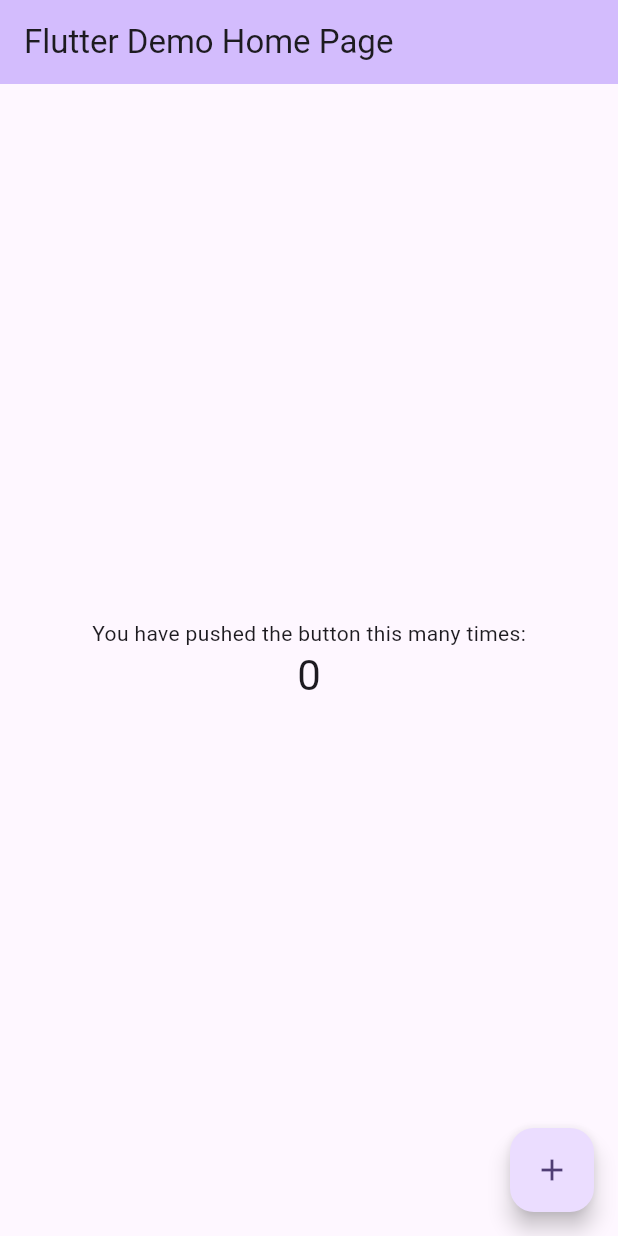
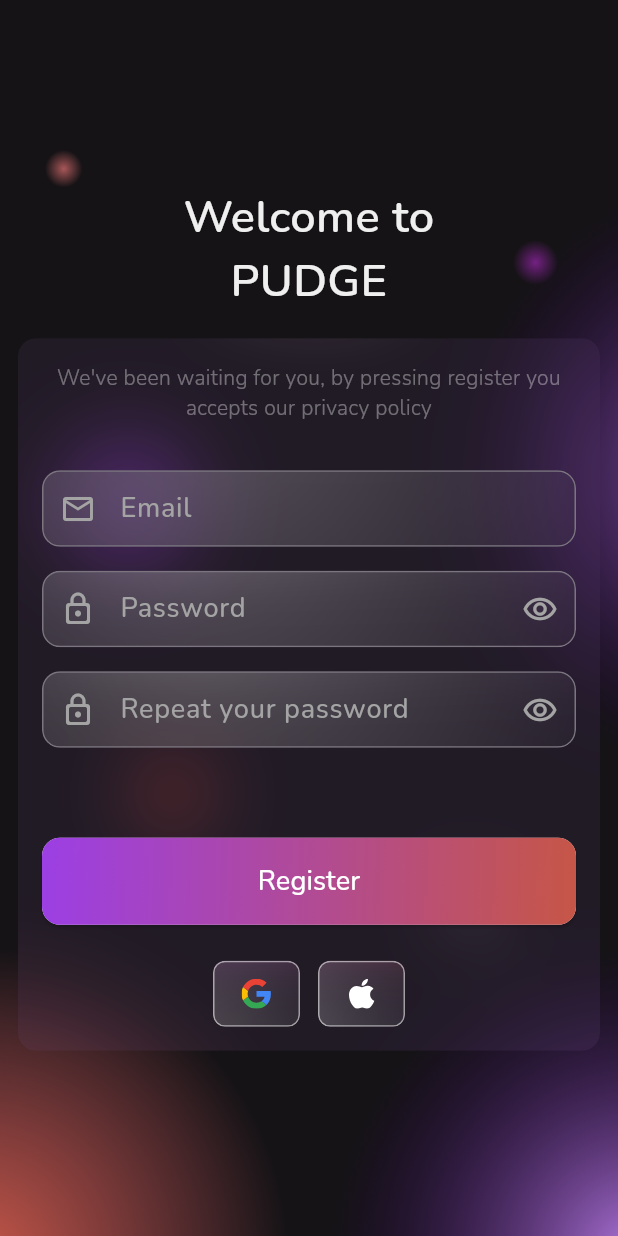
Before and after one commit to Jason1258t/pudge, a Flutter app: the screen it shows after launch, on a phone screen of 412 x 824 dp. Run offline on Flutter 3.47's test engine with Material 3 defaults, Android fonts, the phone set to English and light mode, and no system bars; our stand-ins replace firebase_core, flutter_hooks, flutter_svg, gap, google_fonts; accounts and stored records are empty.

Commit message:
part of ui components, register screen, packages

```diff
--- a/lib/main.dart
+++ b/lib/main.dart
@@ -1,4 +1,7 @@
 import 'package:flutter/material.dart';
+import 'package:google_fonts/google_fonts.dart';
+import 'package:pudge/pages/auth/auth.dart';
+import 'package:pudge/shared/theme/colors.dart';
 
 void main() {
   runApp(const MyApp());
@@ -12,9 +15,12 @@ class MyApp extends StatelessWidget {
     return MaterialApp(
       title: 'Flutter Demo',
       theme: ThemeData(
+        primaryColor: AppColors.primary,
         colorScheme: ColorScheme.fromSeed(seedColor: Colors.deepPurple),
+        textTheme: GoogleFonts.nunitoTextTheme()
       ),
-      home: const MyHomePage(title: 'Flutter Demo Home Page'),
+      home: RegisterScreen(),
+      debugShowCheckedModeBanner: false,
     );
   }
 }
--- /dev/null
+++ b/lib/pages/auth/auth.dart
@@ -0,0 +1 @@
+export 'register/register_screen.dart';
--- /dev/null
+++ b/lib/pages/auth/register/register_screen.dart
@@ -0,0 +1,101 @@
+import 'package:flutter/material.dart';
+import 'package:gap/gap.dart';
+import 'package:pudge/shared/theme/colors.dart';
+import 'package:pudge/shared/ui/background/custom_background.dart';
+import 'package:pudge/shared/ui/buttons/elevated_button.dart';
+import 'package:pudge/shared/ui/buttons/social_button.dart';
+import 'package:pudge/shared/ui/containers/glass_container.dart';
+import 'package:pudge/shared/ui/inputs/outline_text_field.dart';
+import 'package:pudge/shared/ui/inputs/password_field.dart';
+import 'package:pudge/shared/utils/assets.dart';
+
+class RegisterScreen extends StatefulWidget {
+  const RegisterScreen({super.key});
+
+  @override
+  State<RegisterScreen> createState() => _RegisterScreenState();
+}
+
+class _RegisterScreenState extends State<RegisterScreen> {
+  bool passwordObscured = true;
+
+  void togglePassword() => setState(() {
+    passwordObscured = !passwordObscured;
+  });
+
+  @override
+  Widget build(BuildContext context) {
+    return CustomBackground(
+      scaffold: Scaffold(
+        backgroundColor: Colors.transparent,
+        body: Padding(
+          padding: const EdgeInsets.all(12.0),
+          child: Center(
+            child: Column(
+              mainAxisSize: MainAxisSize.min,
+              children: [
+                Text(
+                  'Welcome to\nPUDGE',
+                  textAlign: TextAlign.center,
+                  style: TextStyle(
+                    color: AppColors.onBcg,
+                    fontSize: 30,
+                    fontWeight: FontWeight.w600,
+                  ),
+                ),
+                Gap(16),
+                GlassContainer(
+                  width: double.infinity,
+                  child: Column(
+                    mainAxisSize: MainAxisSize.min,
+                    children: [
+                      Text(
+                        textAlign: TextAlign.center,
+                        'We\'ve been waiting for you, by pressing register you accepts our privacy policy',
+                        style: TextStyle(
+                          fontSize: 14,
+                          color: AppColors.onBcg.withAlpha(100),
+                          fontWeight: FontWeight.w300,
+                        ),
+                      ),
+                      Gap(32),
+                      CustomOutlineTextField(
+                        hintText: 'Email',
+                        keyboardType: TextInputType.emailAddress,
+                        prefixIcon: Icon(
+                          Icons.email_outlined,
+                          color: AppColors.hint,
+                        ),
+                      ),
+                      Gap(16),
+                      PasswordField(),
+                      Gap(16),
+                      PasswordField(hint: 'Repeat your password'),
+                      Gap(60),
+                      CustomElevatedButton(callback: () {}, text: 'Register'),
+                      Gap(24),
+                      Row(
+                        mainAxisAlignment: MainAxisAlignment.center,
+                        children: [
+                          SocialButton(
+                            asset: Assets.icon('google.svg'),
+                            callback: () {},
+                          ),
+                          Gap(12),
+                          SocialButton(
+                            asset: Assets.icon('apple.svg'),
+                            callback: () {},
+                          ),
+                        ],
+                      ),
+                    ],
+                  ),
+                ),
+              ],
+            ),
+          ),
+        ),
+      ),
+    );
+  }
+}
--- /dev/null
+++ b/lib/pages/splash/splash_screen.dart
@@ -0,0 +1,28 @@
+import 'package:flutter/material.dart';
+import 'package:gap/gap.dart';
+import 'package:pudge/shared/theme/colors.dart';
+import 'package:pudge/shared/ui/logo/logo.dart';
+
+class SplashScreen extends StatelessWidget {
+  const SplashScreen({super.key});
+
+  @override
+  Widget build(BuildContext context) {
+    return Scaffold(
+      backgroundColor: AppColors.primary,
+      body: Center(
+        child: Column(
+          mainAxisSize: MainAxisSize.min,
+          children: [
+            AppLogo(),
+            Gap(48),
+            SizedBox(width: 30, height: 30, child: CircularProgressIndicator(
+              color: Colors.white,
+              strokeWidth: 3,
+            )),
+          ],
+        ),
+      ),
+    );
+  }
+}
--- /dev/null
+++ b/lib/shared/theme/colors.dart
@@ -0,0 +1,8 @@
+import 'dart:ui';
+
+abstract class AppColors {
+  static const primary = Color(0xff8117be);
+  static const bcd = Color(0xff151316);
+  static const onBcg = Color(0xffEFEFEF);
+  static const hint = Color(0xffA4A4A4);
+}
--- /dev/null
+++ b/lib/shared/theme/filters.dart
@@ -0,0 +1,5 @@
+import 'dart:ui';
+
+abstract class AppFilters  {
+  static final backdropFilter = ImageFilter.blur(sigmaX: 26, sigmaY: 26);
+}
--- /dev/null
+++ b/lib/shared/theme/gradients.dart
@@ -0,0 +1,9 @@
+import 'package:flutter/cupertino.dart';
+
+abstract class AppGradients {
+  static final inst = LinearGradient(
+    colors: [Color(0xff9C3FE4), Color(0xffC65647)],
+    begin: Alignment(-1, -0.2),
+    end: Alignment(1, 0.2)
+  );
+}
--- /dev/null
+++ b/lib/shared/ui/background/custom_background.dart
@@ -0,0 +1,111 @@
+import 'package:flutter/material.dart';
+import 'package:pudge/shared/theme/colors.dart';
+
+class CustomBackground extends StatefulWidget {
+  const CustomBackground({super.key, required this.scaffold});
+
+  final Scaffold scaffold;
+
+  @override
+  State<CustomBackground> createState() => _CustomBackgroundState();
+}
+
+class _CustomBackgroundState extends State<CustomBackground> {
+  @override
+  void initState() {
+    super.initState();
+  }
+
+  @override
+  Widget build(BuildContext context) {
+    return Container(
+      color: AppColors.bcd,
+      child: Stack(children: [...buildBcdItems(context), widget.scaffold]),
+    );
+  }
+
+  List<Widget> buildBcdItems(BuildContext context) {
+    final size = screenSize(context);
+    return [
+      Positioned(
+        top: size.height * 0.135193133,
+        left: size.width * 0.735,
+        child: ellipse([
+          const Color(0xffB379DF),
+          const Color(0xff360060).withAlpha(0),
+        ], size.width),
+      ),
+      Positioned(
+        left: -size.width * 0.5325,
+        bottom: -size.width * 0.5325,
+        child: ellipse([
+          const Color(0xffC45647),
+          const Color(0xffD25A63).withAlpha(0),
+        ], size.width),
+      ),
+      Positioned(
+        right: -size.width * 0.5325,
+        bottom: -size.width * 0.5325,
+        child: ellipse([
+          const Color(0xffB379DF),
+          const Color(0xff360060).withAlpha(0),
+        ], size.width),
+      ),
+
+      Positioned(
+        top: 270,
+        left: 20,
+        child: ellipse([
+          Colors.deepPurple.withAlpha(180),
+          Colors.purple.withAlpha(0),
+        ], 130),
+      ),
+
+      Positioned(
+        top: 160,
+        right: 40,
+        child: ellipse([
+          Color(0xff9C27B0).withAlpha(180),
+          Color(0xff9C27B0).withAlpha(0),
+        ], 30),
+      ),
+      Positioned(
+        bottom: 260,
+        left: 80,
+        child: ellipse([
+          Color(0xffF44336).withAlpha(140),
+          Color(0xffF44336).withAlpha(0),
+        ], 70),
+      ),
+      Positioned(
+        top: 100,
+        left: 30,
+        child: ellipse([
+          Color(0xffE57373).withAlpha(180),
+          Color(0xffE57373).withAlpha(0),
+        ], 25),
+      ),
+      Positioned(
+        bottom: 200,
+        right: 80,
+        child: ellipse([
+          Color(0xffB39DDB).withAlpha(180),
+          Color(0xffB39DDB).withAlpha(0),
+        ], 35),
+      ),
+    ];
+  }
+
+  Size screenSize(context) => MediaQuery.of(context).size;
+
+  Widget ellipse(List<Color> colors, double size) {
+    return Container(
+      width: size,
+      height: size,
+      decoration: BoxDecoration(
+        borderRadius: BorderRadius.circular(size / 2),
+        gradient: RadialGradient(colors: colors),
+      ),
+    );
+  }
+}
--- /dev/null
+++ b/lib/shared/ui/buttons/elevated_button.dart
@@ -0,0 +1,45 @@
+import 'package:flutter/material.dart';
+import 'package:pudge/shared/theme/gradients.dart';
+
+class CustomElevatedButton extends StatelessWidget {
+  const CustomElevatedButton({
+    super.key,
+    required this.callback,
+    required this.text,
+  });
+
+  final VoidCallback callback;
+  final String text;
+
+  @override
+  Widget build(BuildContext context) {
+    return ElevatedButton(
+      onPressed: callback,
+      style: ElevatedButton.styleFrom(
+        padding: EdgeInsets.zero,
+        shape: RoundedRectangleBorder(borderRadius: BorderRadius.circular(12)),
+      ),
+      child: Container(
+        padding: EdgeInsets.all(12),
+        height: 58,
+        decoration: BoxDecoration(
+          borderRadius: BorderRadius.circular(12),
+          gradient: AppGradients.inst,
+        ),
+        child: Row(
+          mainAxisAlignment: MainAxisAlignment.center,
+          children: [
+            Text(
+              text,
+              style: TextStyle(
+                color: Colors.white,
+                fontSize: 18,
+                fontWeight: FontWeight.w500,
+              ),
+            ),
+          ],
+        ),
+      ),
+    );
+  }
+}
--- /dev/null
+++ b/lib/shared/ui/buttons/social_button.dart
@@ -0,0 +1,39 @@
+import 'package:flutter/material.dart';
+import 'package:flutter_svg/flutter_svg.dart';
+import 'package:pudge/shared/theme/filters.dart';
+
+class SocialButton extends StatelessWidget {
+  const SocialButton({super.key, required this.asset, required this.callback});
+
+  final String asset;
+  final VoidCallback callback;
+
+  @override
+  Widget build(BuildContext context) {
+    return InkWell(
+      onTap: callback,
+      child: ClipRRect(
+        borderRadius: BorderRadius.circular(8),
+        child: BackdropFilter(
+          filter: AppFilters.backdropFilter,
+          child: Container(
+            width: 58,
+            height: 44,
+            decoration: BoxDecoration(
+              gradient: RadialGradient(
+                colors: [Colors.white24, Colors.white.withAlpha(0)],
+                center: Alignment(-2, 2),
+                radius: 3,
+              ),
+              borderRadius: BorderRadius.circular(8),
+              border: Border.fromBorderSide(
+                BorderSide(color: Colors.white54, width: 1),
+              ),
+            ),
+            child: Center(child: SvgPicture.asset(asset, width: 20, height: 20)),
+          ),
+        ),
+      ),
+    );
+  }
+}
--- /dev/null
+++ b/lib/shared/ui/containers/glass_container.dart
@@ -0,0 +1,41 @@
+import 'package:flutter/material.dart';
+import 'package:pudge/shared/theme/filters.dart';
+
+class GlassContainer extends StatelessWidget {
+  GlassContainer({
+    super.key,
+    this.borderRadius = 12,
+    EdgeInsets? contentPadding,
+    this.width,
+    this.height,
+    this.child,
+  }) {
+    padding = contentPadding ?? EdgeInsets.all(16);
+  }
+
+  final double borderRadius;
+  late final EdgeInsets? padding;
+  final double? width;
+  final double? height;
+  final Widget? child;
+
+  @override
+  Widget build(BuildContext context) {
+    return ClipRRect(
+      borderRadius: BorderRadius.circular(borderRadius),
+      child: BackdropFilter(
+        filter: AppFilters.backdropFilter,
+        child: Container(
+          width: width,
+          height: height,
+          padding: padding,
+          decoration: BoxDecoration(
+            borderRadius: BorderRadius.circular(borderRadius),
+            color: Color(0xffB379DF).withAlpha(20),
+          ),
+          child: child,
+        ),
+      ),
+    );
+  }
+}
--- /dev/null
+++ b/lib/shared/ui/inputs/outline_text_field.dart
@@ -0,0 +1,65 @@
+import 'package:flutter/material.dart';
+import 'package:pudge/shared/theme/colors.dart';
+import 'package:pudge/shared/theme/filters.dart';
+
+class CustomOutlineTextField extends StatelessWidget {
+  const CustomOutlineTextField({
+    super.key,
+    this.controller,
+    this.hintText,
+    this.keyboardType,
+    this.prefixIcon,
+    this.obscureText = false, this.suffixIcon,
+  });
+
+  final TextEditingController? controller;
+  final String? hintText;
+  final TextInputType? keyboardType;
+  final Widget? prefixIcon;
+  final bool obscureText;
+  final Widget? suffixIcon;
+
+  @override
+  Widget build(BuildContext context) {
+    return ClipRRect(
+      borderRadius: BorderRadius.circular(12),
+      child: BackdropFilter(
+        filter: AppFilters.backdropFilter,
+        child: Container(
+          decoration: BoxDecoration(gradient: _leftTopGradient),
+          child: TextField(
+            controller: controller,
+            style: TextStyle(color: AppColors.onBcg, fontSize: 18),
+            cursorColor: AppColors.onBcg,
+            keyboardType: keyboardType,
+            obscureText: obscureText,
+            decoration: InputDecoration(
+              contentPadding: EdgeInsets.all(12),
+              prefixIcon: prefixIcon,
+              suffixIcon: suffixIcon,
+              hintText: hintText,
+              hintStyle: TextStyle(
+                color: AppColors.hint,
+                fontWeight: FontWeight.w500,
+              ),
+              border: OutlineInputBorder(
+                borderRadius: BorderRadius.circular(12),
+                borderSide: BorderSide(color: Colors.white, width: 1),
+              ),
+              focusedBorder: OutlineInputBorder(
+                borderRadius: BorderRadius.circular(12),
+                borderSide: BorderSide(color: Colors.white, width: 1),
+              ),
+            ),
+          ),
+        ),
+      ),
+    );
+  }
+
+  static final _leftTopGradient = RadialGradient(
+    colors: [Colors.white24, Colors.white.withAlpha(0)],
+    radius: 6,
+    center: Alignment(-0.4, -3),
+  );
+}
--- /dev/null
+++ b/lib/shared/ui/inputs/password_field.dart
@@ -0,0 +1,30 @@
+import 'package:flutter/material.dart';
+import 'package:flutter_hooks/flutter_hooks.dart';
+import 'package:pudge/shared/theme/colors.dart';
+
+import 'outline_text_field.dart';
+
+class PasswordField extends HookWidget {
+  const PasswordField({super.key, this.hint = 'Password', this.controller});
+
+  final String hint;
+  final TextEditingController? controller;
+
+  @override
+  Widget build(BuildContext context) {
+    final passwordObscure = useState(true);
+
+    return CustomOutlineTextField(
+      hintText: hint,
+      controller: controller,
+      keyboardType: TextInputType.visiblePassword,
+      prefixIcon: Icon(Icons.lock_outline_rounded, color: AppColors.hint),
+      obscureText: passwordObscure.value,
+      suffixIcon: IconButton(
+        onPressed: () => passwordObscure.value = !passwordObscure.value,
+        icon: Icon(Icons.remove_red_eye_outlined),
+        color: AppColors.hint,
+      ),
+    );
+  }
+}
--- /dev/null
+++ b/lib/shared/ui/logo/logo.dart
@@ -0,0 +1,27 @@
+import 'package:flutter/material.dart';
+import 'package:pudge/shared/utils/assets.dart';
+
+class AppLogo extends StatelessWidget {
+  const AppLogo({super.key, this.size = 120});
+
+  final double size;
+
+  @override
+  Widget build(BuildContext context) {
+    return Container(
+      width: size,
+      height: size,
+      decoration: BoxDecoration(
+        borderRadius: BorderRadius.circular(8),
+        image: DecorationImage(image: AssetImage(Assets.image('pudge.jpg'))),
+        boxShadow: [
+          BoxShadow(
+            color: Colors.white.withAlpha(150),
+            spreadRadius: 3,
+            blurRadius: 15,
+          ),
+        ],
+      ),
+    );
+  }
+}
--- /dev/null
+++ b/lib/shared/utils/assets.dart
@@ -0,0 +1,5 @@
+abstract class Assets {
+  static image(String path) => 'assets/images/$path';
+
+  static icon(String path) => 'assets/icons/$path';
+}
--- /dev/null
+++ b/lib/shared/utils/svg_color.dart
@@ -0,0 +1,3 @@
+import 'dart:ui';
+
+ColorFilter svgColor(Color color) => ColorFilter.mode(color, BlendMode.srcIn);
```
Also changed, not shown: pubspec.yaml (+25 -65 lines), assets/icons/apple.svg (added), assets/icons/google.svg (added), assets/images/pudge.jpg (added), pubspec.lock, 9 other files.
